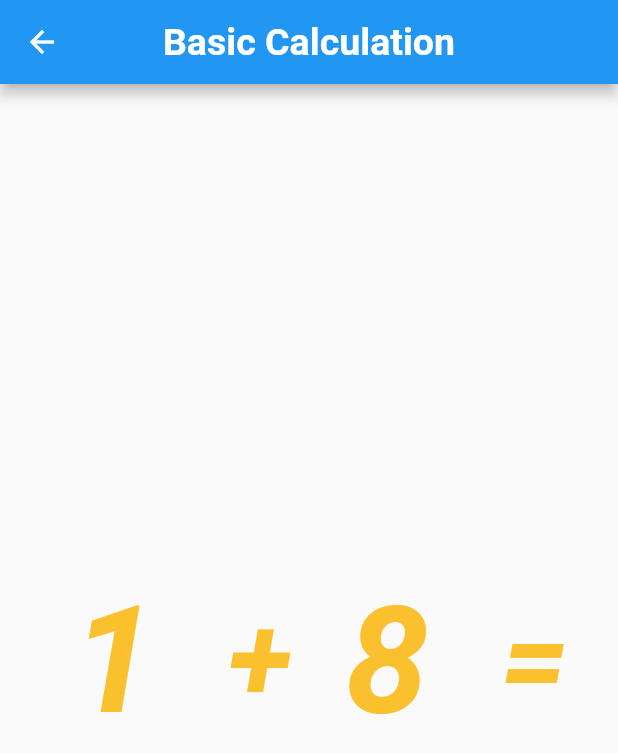
After one commit to sadikul1500/Flutter_Desktop_Application, a Flutter app: the Addition screen opened directly, on a phone screen of 412 x 824 dp. The commit adds this screen. Shown: the top 753 px of the screen. Run offline on Flutter 3.47's test engine with Material 2 defaults, Android fonts, the phone set to English and light mode, and no system bars; our stand-ins replace assets_audio_player, carousel_slider, confetti, file_picker, font_awesome_flutter, hive and 3 more; missing offline and left inert: firedart, flutter_animated_dialog, libwinmedia; accounts and stored records are empty.

Commit message:
addition to be added

```diff
--- /dev/null
+++ b/lib/Lessons/Maths/addition.dart
@@ -0,0 +1,92 @@
+import 'dart:math';
+
+import 'package:flutter/material.dart';
+
+class Addition extends StatefulWidget {
+  //const Addition({ Key? key }) : super(key: key);
+
+  @override
+  _AdditionState createState() => _AdditionState();
+}
+
+class _AdditionState extends State<Addition> {
+  Random random = Random();
+  int upper_limit = 10;
+  String sign = '+';
+
+  late int first_number = random.nextInt(upper_limit) + 1;
+  late int second_number = random.nextInt(upper_limit) + 1;
+  @override
+  Widget build(BuildContext context) {
+    return Scaffold(
+      appBar: AppBar(
+          centerTitle: true,
+          title: const Text.rich(TextSpan(children: [
+            TextSpan(
+                text: 'Basic Calculation',
+                style: TextStyle(fontWeight: FontWeight.bold, fontSize: 25)),
+          ]))),
+      body: Row(
+        mainAxisAlignment: MainAxisAlignment.spaceEvenly,
+        children: <Widget>[
+          Column(
+              mainAxisAlignment: MainAxisAlignment.spaceEvenly,
+              children: <Widget>[
+                Text.rich(TextSpan(children: [
+                  TextSpan(
+                      text: '$first_number',
+                      style: TextStyle(
+                        fontSize: 100,
+                        fontStyle: FontStyle.italic,
+                        fontWeight: FontWeight.w700,
+                        color: Colors.yellow[700],
+                      )),
+                ]))
+              ]),
+          //
+          //
+          SizedBox(
+            width: 30,
+            child: Text.rich(TextSpan(children: [
+              TextSpan(
+                  text: sign,
+                  style: TextStyle(
+                    fontSize: 80,
+                    fontStyle: FontStyle.italic,
+                    fontWeight: FontWeight.w700,
+                    color: Colors.yellow[700],
+                  )),
+            ])),
+          ),
+          Column(
+              mainAxisAlignment: MainAxisAlignment.spaceEvenly,
+              children: <Widget>[
+                Text.rich(TextSpan(children: [
+                  TextSpan(
+                      text: '$second_number',
+                      style: TextStyle(
+                        fontSize: 100,
+                        fontStyle: FontStyle.italic,
+                        fontWeight: FontWeight.w700,
+                        color: Colors.yellow[700],
+                      )),
+                ]))
+              ]),
+          SizedBox(
+            width: 30,
+            child: Text.rich(TextSpan(children: [
+              TextSpan(
+                  text: '=',
+                  style: TextStyle(
+                    fontSize: 80,
+                    fontStyle: FontStyle.italic,
+                    fontWeight: FontWeight.w700,
+                    color: Colors.yellow[700],
+                  )),
+            ])),
+          ),
+        ],
+      ),
+    );
+  }
+}
--- a/lib/Lessons/Maths/numeracy.dart
+++ b/lib/Lessons/Maths/numeracy.dart
@@ -7,8 +7,10 @@ class Number extends StatefulWidget {
 }
 
 class _NumberState extends State<Number> {
-  int number = 10;
+  int number = 1;
   int temp = 0;
+  int maxi = 10;
+  int mini = 1;
   List<String> numbers = [
     'One',
     'Two',
@@ -37,13 +39,6 @@ class _NumberState extends State<Number> {
         Row(
           mainAxisAlignment: MainAxisAlignment.spaceEvenly,
           children: [
-            // Icon(
-            //   number % 2 == 0
-            //       ? FontAwesomeIcons.seedling
-            //       : FontAwesomeIcons.solidLemon,
-            //   color: Colors.green,
-            //   size: 50,
-            // ),
             Column(mainAxisAlignment: MainAxisAlignment.spaceEvenly, children: [
               for (int i = 0; i < (number / 3).ceil(); i++)
                 Row(
@@ -96,10 +91,10 @@ class _NumberState extends State<Number> {
           children: <Widget>[
             ElevatedButton(
               onPressed: () {
+                temp = 0;
                 setState(() {
-                  //temp = 0;
-                  if (number > 1) {
-                    temp = 0;
+                  temp = 0;
+                  if (number > mini) {
                     number -= 1;
                   }
                 });
@@ -111,13 +106,14 @@ class _NumberState extends State<Number> {
               style: ElevatedButton.styleFrom(
                 alignment: Alignment.center,
                 minimumSize: const Size(100, 42),
+                primary: number == mini ? Colors.blue[100] : Colors.blue[600],
               ),
             ),
             ElevatedButton(
               onPressed: () {
                 setState(() {
-                  if (number < 10) {
-                    temp = 0;
+                  temp = 0;
+                  if (number < maxi) {
                     number += 1;
                   }
                 });
@@ -129,6 +125,7 @@ class _NumberState extends State<Number> {
               style: ElevatedButton.styleFrom(
                 alignment: Alignment.center,
                 minimumSize: const Size(100, 42),
+                primary: number == maxi ? Colors.blue[100] : Colors.blue[600],
               ),
             ),
           ],
```
